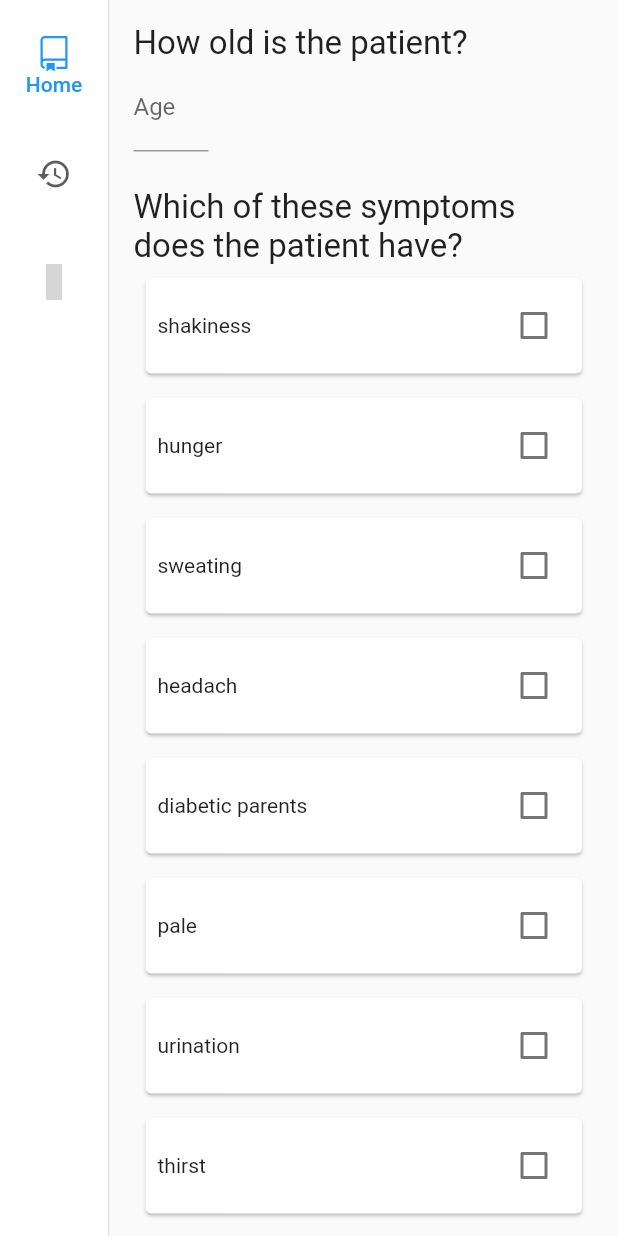
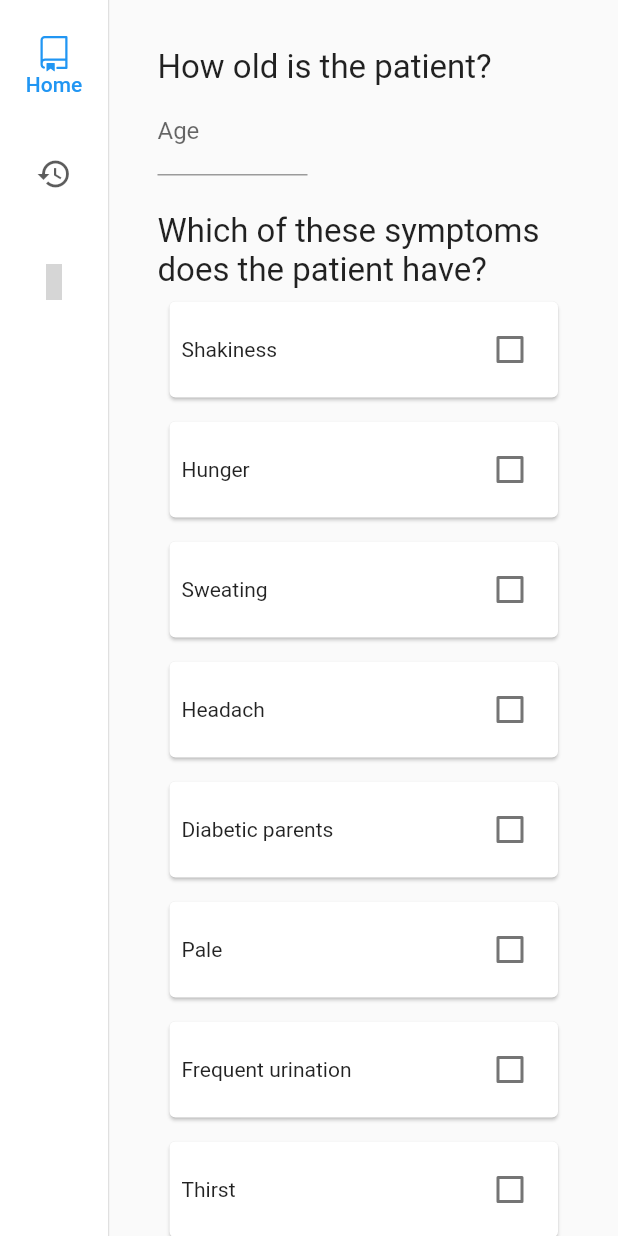
Before and after one commit to AnisDhia/expert_system, a Flutter app: the screen it shows after launch, on a phone screen of 412 x 824 dp. Run offline on Flutter 3.47's test engine with Material 2 defaults, Android fonts, the light colour scheme and no system bars; our stand-ins replace fluttericon, shared_preferences; grey boxes are pictures that could not be loaded.

Commit message:
stuff #3

```diff
--- /dev/null
+++ b/lib/engine/rule.dart
@@ -0,0 +1,4 @@
+class Rule {
+
+
+}
--- a/lib/main.dart
+++ b/lib/main.dart
@@ -1,5 +1,5 @@
-import 'package:expert_system/shared/styles/themes.dart';
-import 'package:expert_system/ui/widgets/navigation.dart';
+import 'package:expert_system/styles/themes.dart';
+import 'package:expert_system/widgets/navigation.dart';
 import 'package:flutter/material.dart';
 import 'package:provider/provider.dart';
 
--- /dev/null
+++ b/lib/pages/home_page.dart
@@ -0,0 +1,140 @@
+import 'package:expert_system/models/person.dart';
+import 'package:flutter/material.dart';
+
+class HomePage extends StatefulWidget {
+  const HomePage({Key? key}) : super(key: key);
+
+  @override
+  State<HomePage> createState() => _HomePageState();
+}
+
+class _HomePageState extends State<HomePage> {
+  final _formKey = GlobalKey<FormState>();
+  late TextEditingController _ageController;
+  late Person person;
+  late Map<String, bool?> facts;
+
+  @override
+  void initState() {
+    // TODO: implement initState
+    super.initState();
+    _ageController = TextEditingController();
+    facts = {
+      "Shakiness": false,
+      "Hunger": false,
+      "Sweating": false,
+      "Headach": false,
+      "Diabetic parents": false,
+      "Pale": false,
+      "Frequent urination": false,
+      "Thirst": false,
+      "Blurred vision": false,
+      "Dry mouth": false,
+      "Smelling breath": false,
+      "Shortness of breath": false,
+    };
+  }
+
+  @override
+  void dispose() {
+    // TODO: implement dispose
+    super.dispose();
+    _ageController.dispose();
+  }
+
+  @override
+  Widget build(BuildContext context) {
+    return Scaffold(
+      body: SingleChildScrollView(
+        physics: const ScrollPhysics(),
+        child: Padding(
+          padding: const EdgeInsets.all(32.0),
+          child: Column(
+            children: [
+              Form(
+                key: _formKey,
+                child: Column(
+                  crossAxisAlignment: CrossAxisAlignment.start,
+                  children: <Widget>[
+                    const Text(
+                      'How old is the patient?',
+                      style: TextStyle(fontSize: 22),
+                    ),
+                    SizedBox(
+                        width: 100,
+                        child: TextFormField(
+                          controller: _ageController,
+                          decoration: const InputDecoration(
+                            label: Text('Age'),
+                          ),
+                          onChanged: (value) {},
+                          autovalidateMode: AutovalidateMode.onUserInteraction,
+                          validator: (value) {
+                            return (int.tryParse(value!) == null)
+                                ? 'Enter a valid age'
+                                : null;
+                          },
+                        )),
+                    const SizedBox(
+                      height: 24,
+                    ),
+                    const Text(
+                      'Which of these symptoms does the patient have?',
+                      style: TextStyle(fontSize: 22),
+                    ),
+                    SizedBox(
+                      width: 300,
+                      child: ListView.builder(
+                          physics: const NeverScrollableScrollPhysics(),
+                          shrinkWrap: true,
+                          itemCount: facts.length,
+                          itemBuilder: (BuildContext context, int index) {
+                            return Card(
+                              margin: const EdgeInsets.all(8),
+                              child: Padding(
+                                padding: const EdgeInsets.all(8.0),
+                                child: Row(children: [
+                                  Expanded(
+                                      child: Text(facts.keys.elementAt(index))),
+                                  Checkbox(
+                                    value: facts[facts.keys.elementAt(index)],
+                                    onChanged: (value) {
+                                      setState(() {
+                                        facts[facts.keys.elementAt(index)] = value;
+                                      });
+                                    },
+                                    activeColor: Colors.blue,
+                                  )
+                                ]),
+                              ),
+                            );
+                          }),
+                    ),
+                    const SizedBox(height: 24,),
+                    SizedBox(
+                      width: 100,
+                      child: ElevatedButton(
+                          onPressed: () {
+                            _submitForm();
+                          },
+                          child: const Text('Submit')),
+                    )
+                  ],
+                ),
+              ),
+            ],
+          ),
+        ),
+      ),
+    );
+  }
+
+  void _submitForm() {
+    if (_formKey.currentState!.validate()) {
+      setState(() {
+        person = Person(age: int.parse(_ageController.text), symptoms: facts);
+      });
+      print('Age: ${person.age} \n Symptoms: ${person.symptoms}');
+    }
+  }
+}
--- a/lib/ui/pages/settings_page.dart
+++ b/lib/pages/settings_page.dart
@@ -1,4 +1,4 @@
-import 'package:expert_system/shared/styles/themes.dart';
+import 'package:expert_system/styles/themes.dart';
 import 'package:flutter/cupertino.dart';
 import 'package:flutter/material.dart';
 import 'package:provider/provider.dart';
--- a/lib/ui/pages/home_page.dart
+++ /dev/null
@@ -1,112 +0,0 @@
-import 'package:expert_system/repository/models/person.dart';
-import 'package:flutter/material.dart';
-
-class HomePage extends StatefulWidget {
-  const HomePage({Key? key}) : super(key: key);
-
-  @override
-  State<HomePage> createState() => _HomePageState();
-}
-
-class _HomePageState extends State<HomePage> {
-  final _formKey = GlobalKey<FormState>();
-  late TextEditingController _ageController;
-  late Person person = Person(age: 12, symptoms: facts);
-  Map<String, bool?> facts = {
-    "shakiness": false,
-    "hunger": false,
-    "sweating": false,
-    "headach": false,
-    "diabetic parents": false,
-    "pale": false,
-    "urination": false,
-    "thirst": false,
-    "blurred vision": false,
-    "dry mouth": false,
-    "smelling breath": false,
-    "shortness of breath": false,
-  };
-
-  @override
-  void initState() {
-    // TODO: implement initState
-    super.initState();
-    _ageController = TextEditingController();
-  }
-
-  @override
-  void dispose() {
-    // TODO: implement dispose
-    super.dispose();
-    _ageController.dispose();
-  }
-
-  @override
-  Widget build(BuildContext context) {
-    return Scaffold(
-      body: SingleChildScrollView(
-        physics: const ScrollPhysics(),
-        child: Padding(
-          padding: const EdgeInsets.all(16.0),
-          child: Form(
-            key: _formKey,
-            child: Column(
-              crossAxisAlignment: CrossAxisAlignment.start,
-              children: <Widget>[
-                const Text(
-                  'How old is the patient?',
-                  style: TextStyle(fontSize: 22),
-                ),
-                SizedBox(
-                    width: 50,
-                    child: TextFormField(
-                      controller: _ageController,
-                      decoration: const InputDecoration(
-                        label: Text('Age'),
-                      ),
-                      onChanged: (value) {},
-                      validator: (value) {
-                        return (int.tryParse(value!) == null)
-                            ? 'Enter a valid age'
-                            : null;
-                      },
-                    )),
-                const SizedBox(
-                  height: 24,
-                ),
-                const Text(
-                  'Which of these symptoms does the patient have?',
-                  style: TextStyle(fontSize: 22),
-                ),
-                ListView.builder(
-                    physics: const NeverScrollableScrollPhysics(),
-                    shrinkWrap: true,
-                    itemCount: facts.length,
-                    itemBuilder: (BuildContext context, int index) {
-                      return Card(
-                        margin: const EdgeInsets.all(8),
-                        child: Padding(
-                          padding: const EdgeInsets.all(8.0),
-                          child: Row(children: [
-                            Expanded(child: Text(facts.keys.elementAt(index))),
-                            Checkbox(
-                              value: facts[facts.keys.elementAt(index)],
-                              onChanged: (value) {
-                                setState(() {
-                                  facts[facts.keys.elementAt(index)] = value;
-                                });
-                              },
-                              activeColor: Colors.blue,
-                            )
-                          ]),
-                        ),
-                      );
-                    }),
-              ],
-            ),
-          ),
-        ),
-      ),
-    );
-  }
-}
--- a/lib/shared/utils/validators.dart
+++ b/lib/utils/validators.dart
@@ -1,7 +1,11 @@
 class Validators {
   static final RegExp _emailRegExp = RegExp(
-    r'^[a-zA-Z0-9.!#$%&’*+/=?^_`{|}~-]+@[a-zA-Z0-9-]+(?:\.[a-zA-Z0-9-]+)*$',
-  );
+        r'^[a-zA-Z0-9.!#$%&’*+/=?^_`{|}~-]+@[a-zA-Z0-9-]+(?:\.[a-zA-Z0-9-]+)*$',
+      ),
+      _ruleRegExp = RegExp(r'(\{.*?\})'),
+      _ifRegExp = RegExp(r'^\{IF:\s+(\[.*?\])'),
+      _thenRegExp = RegExp(r'THEN:\s+(\".*?\")'),
+      _descriptionRegExp = RegExp(r'DESCRIPTION:\s+(\".*?\")');
 
   static isValidEmail(String email) {
     return _emailRegExp.hasMatch(email);
--- a/lib/ui/widgets/navigation.dart
+++ b/lib/widgets/navigation.dart
@@ -1,5 +1,5 @@
-import 'package:expert_system/ui/pages/home_page.dart';
-import 'package:expert_system/ui/pages/settings_page.dart';
+import 'package:expert_system/pages/home_page.dart';
+import 'package:expert_system/pages/settings_page.dart';
 import 'package:flutter/material.dart';
 import 'package:fluttericon/octicons_icons.dart';
 
```
Also changed, not shown: lib/engine/engine.dart (added), lib/models/person.dart (renamed from lib/repository/models/person.dart), lib/styles/themes.dart (renamed from lib/shared/styles/themes.dart).
